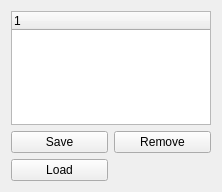
This is Stacker/GroupWidget.ui in HonghuaLi/stacker as Qt 5 draws it before an edit. The edited form follows.
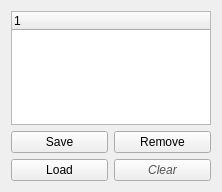
This is the edited form. Icons and pictures are not drawn.

Commit message: All groups are loaded and saved.

```diff
--- a/Stacker/GroupWidget.ui
+++ b/Stacker/GroupWidget.ui
@@ -51,6 +51,18 @@
      </property>
     </widget>
    </item>
+   <item row="2" column="1">
+    <widget class="QPushButton" name="clearButton">
+     <property name="styleSheet">
+      <string notr="true">color:rgb(85, 85, 85);
+font: italic;
+</string>
+     </property>
+     <property name="text">
+      <string>Clear</string>
+     </property>
+    </widget>
+   </item>
   </layout>
  </widget>
  <resources>
```
The commit also changes 10 other files.
